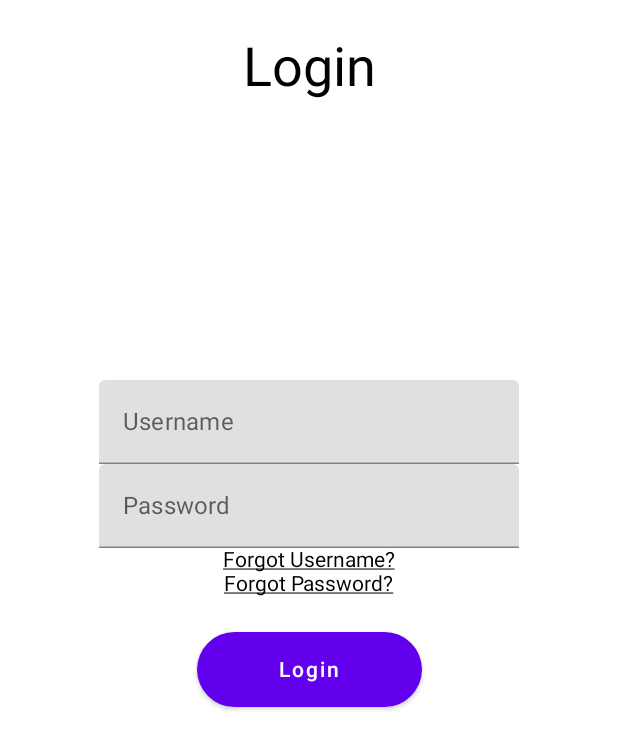
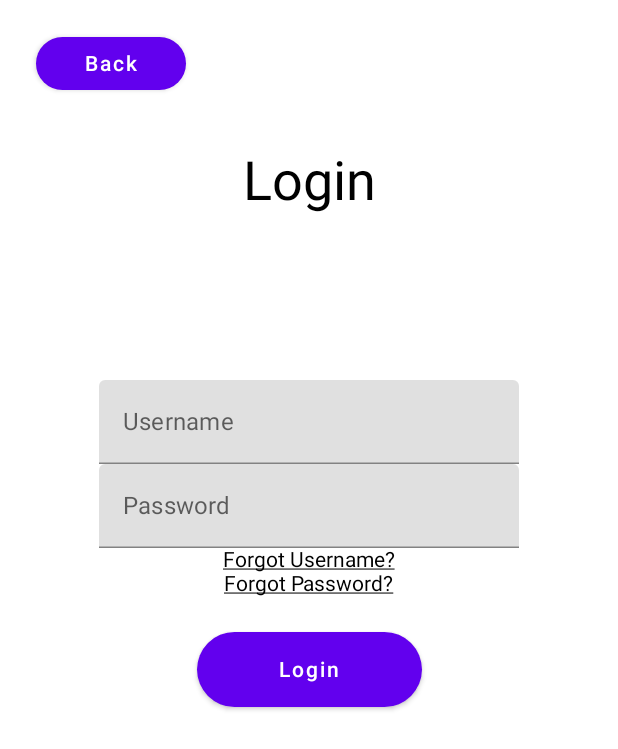
Before and after one commit to AncientCarbon/LivPart2, an Android app built with Jetpack Compose: the screen it shows after launch (MainActivity), on a phone screen of 412 x 824 dp. Shown: the top 749 px of the screen. Run offline under Robolectric (Android 15) with nearby library versions, the phone set to English and light mode, and no system bars.

Commit message:
Login screen kapow

```diff
--- a/app/src/main/java/com/example/livpart2/MainActivity.kt
+++ b/app/src/main/java/com/example/livpart2/MainActivity.kt
@@ -34,15 +34,22 @@ class MainActivity : ComponentActivity() {
 fun MyApp(modifier: Modifier = Modifier){
     Surface(modifier = modifier
         .fillMaxSize()){
-
         Column(modifier = Modifier
-            .padding(24.dp)
-            .background(MaterialTheme.colors.background),
+                .padding(24.dp)
+                .background(MaterialTheme.colors.background),
+                verticalArrangement = Arrangement.Top,
+        ) {
+            Back()
+        }
+        Column(modifier = Modifier
+                .padding(100.dp)
+                .background(MaterialTheme.colors.background),
             verticalArrangement = Arrangement.Top,
             horizontalAlignment = Alignment.CenterHorizontally
             ) {
                 Header()
         }
+
         Column(modifier = Modifier.padding(bottom = 100.dp),
             verticalArrangement = Arrangement.Center,
 
@@ -107,10 +114,26 @@ fun Press(){
         onClick = { },
         shape = RoundedCornerShape(50.dp),
         modifier = Modifier
-            .padding(top = 24.dp)
-            .width(150.dp)
-            .height(50.dp)
+                .padding(top = 24.dp)
+                .width(150.dp)
+                .height(50.dp)
     ) {
         Text(text = "Login")
     }
 }
+
+@Composable
+fun Back(){
+    Button(
+            onClick = { },
+            shape = RoundedCornerShape(50.dp),
+            modifier = Modifier
+                    .padding(bottom = 150.dp)
+                    .padding()
+
+                    .width(100.dp)
+                    .height(35.dp)
+    ) {
+        Text(text = "Back")
+    }
+}
```
